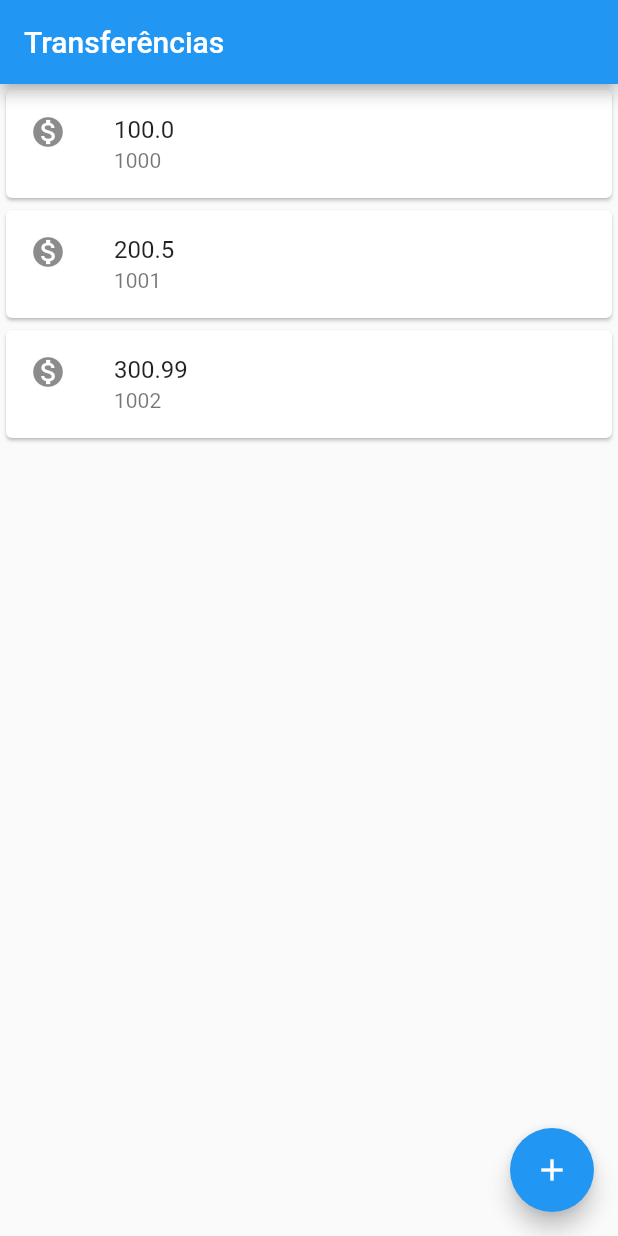
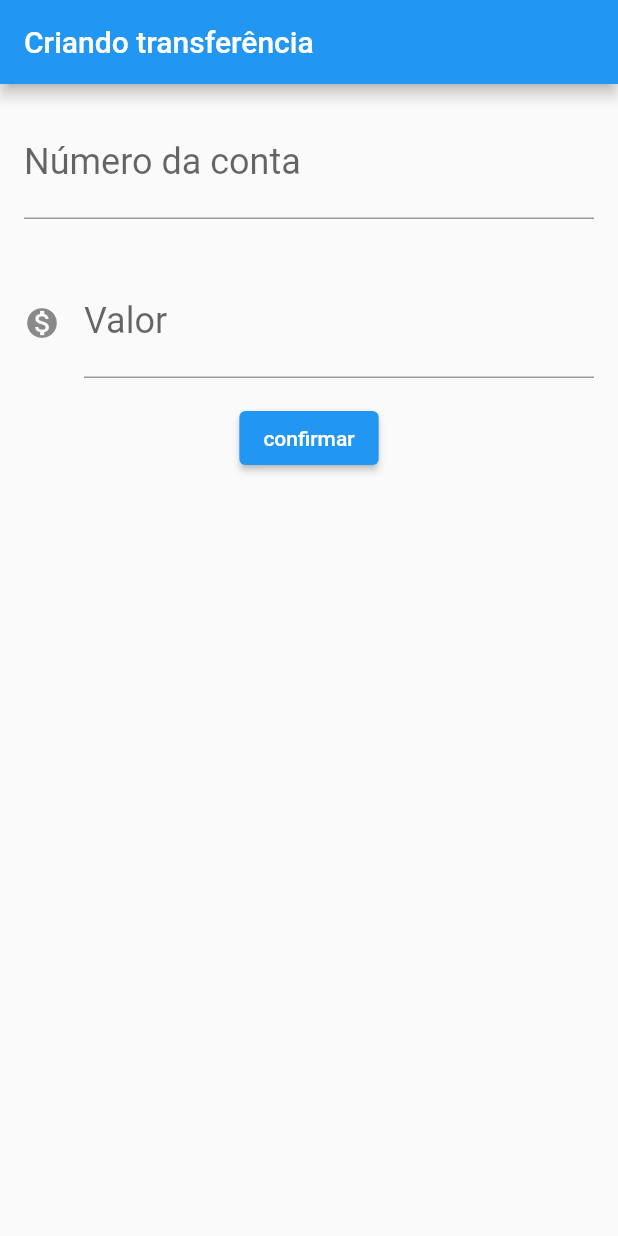
Before and after one commit to hi-im-yan/bytebank, a Flutter app: the screen it shows after launch, on a phone screen of 412 x 824 dp. Run offline on Flutter 3.47's test engine with Material 2 defaults, Android fonts, the phone set to English and light mode, and no system bars.

```diff
--- a/lib/main.dart
+++ b/lib/main.dart
@@ -1,39 +1,109 @@
 import 'package:flutter/material.dart';
 
 void main() {
-  runApp(
-    MaterialApp(
+  runApp(BytebankApp());
+}
+
+class BytebankApp extends StatelessWidget {
+  const BytebankApp({Key? key}) : super(key: key);
+
+  @override
+  Widget build(BuildContext context) {
+    return MaterialApp(
       home: Scaffold(
+        body: FormularioTransferencia(),
+      ),
+    );
+  }
+}
+
+class FormularioTransferencia extends StatelessWidget {
+  final TextEditingController _numeroContaController = TextEditingController();
+  final TextEditingController _valorController = TextEditingController();
+
+  @override
+  Widget build(BuildContext context) {
+    return Scaffold(
         appBar: AppBar(
-          title: Text('Transferências'),
+          title: Text('Criando transferência'),
         ),
-        body: ListaTransferencia(),
-        floatingActionButton: FloatingActionButton(
-          onPressed: () {
-            print("Botao pressionado");
-          },
-          child: Icon(Icons.add),
-        ),
-      ),
-    ),
-  );
+        body: Column(
+          children: [
+            Padding(
+              padding: const EdgeInsets.all(16.0),
+              child: TextField(
+                controller: _numeroContaController,
+                style: TextStyle(fontSize: 24.0),
+                decoration: InputDecoration(
+                  labelText: 'Número da conta',
+                  hintText: '0000',
+                ),
+                keyboardType: TextInputType.number,
+              ),
+            ),
+            Padding(
+              padding: const EdgeInsets.all(16.0),
+              child: TextField(
+                controller: _valorController,
+                style: TextStyle(fontSize: 24.0),
+                decoration: InputDecoration(
+                  icon: Icon(Icons.monetization_on),
+                  labelText: 'Valor',
+                  hintText: '0000',
+                ),
+                keyboardType: TextInputType.number,
+              ),
+            ),
+            ElevatedButton(
+              onPressed: () {
+                debugPrint('clicou em confirmar');
+                final int? numeroConta = int.tryParse(_numeroContaController.text);
+                final double? valor = double.tryParse(_valorController.text);
+
+                if(numeroConta != null && valor != null) {
+                  final transferenciaCriada = Transferencia(valor, numeroConta);
+                  debugPrint('$transferenciaCriada');
+
+                  ScaffoldMessenger.of(context).showSnackBar(
+                    SnackBar(
+                      content: Text('$transferenciaCriada'),
+                    ),
+                  );
+                }
+
+              },
+              child: Text('confirmar'),
+            )
+          ],
+        ));
+  }
 }
 
 class ListaTransferencia extends StatelessWidget {
   @override
   Widget build(BuildContext context) {
-    return Column(
-      children: [
-        ItemTransferencia(Transferencia(100.0, 1000)),
-        ItemTransferencia(Transferencia(200.50, 1001)),
-        ItemTransferencia(Transferencia(300.99, 1002)),
-      ],
+    return Scaffold(
+      appBar: AppBar(
+        title: Text('Transferências'),
+      ),
+      body: Column(
+        children: [
+          ItemTransferencia(Transferencia(100.0, 1000)),
+          ItemTransferencia(Transferencia(200.50, 1001)),
+          ItemTransferencia(Transferencia(300.99, 1002)),
+        ],
+      ),
+      floatingActionButton: ElevatedButton(
+        onPressed: () {
+          print("Botao pressionado");
+        },
+        child: Icon(Icons.add),
+      ),
     );
   }
 }
 
 class ItemTransferencia extends StatelessWidget {
-
   final Transferencia _transferencia;
 
   ItemTransferencia(this._transferencia);
@@ -55,4 +125,9 @@ class Transferencia {
   final int numeroConta;
 
   Transferencia(this.valor, this.numeroConta);
+
+  @override
+  String toString() {
+    return 'Transferencia{valor: $valor, numeroConta: $numeroConta}';
+  }
 }
```
